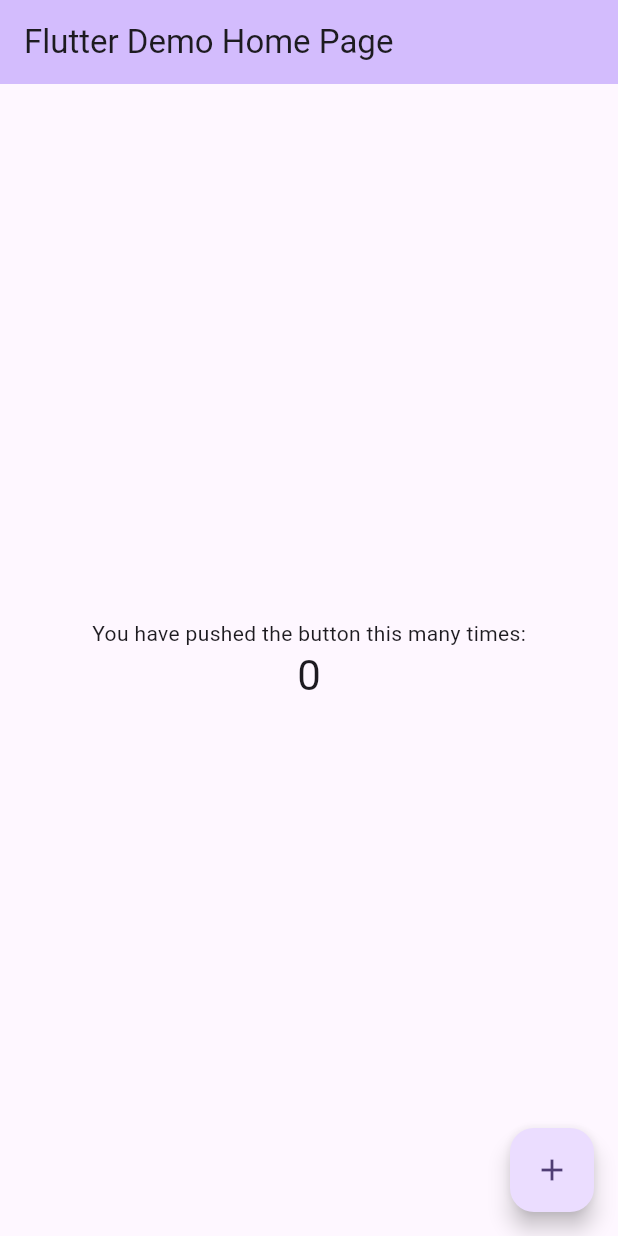
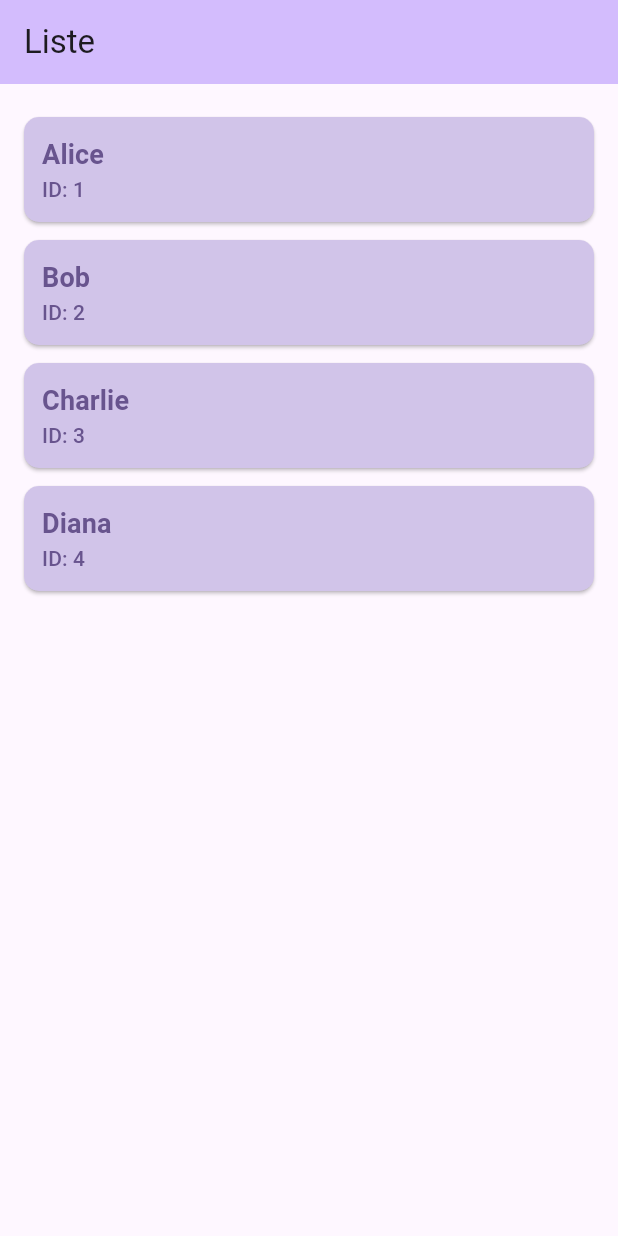
Before and after one commit to NadimJamil/app_mobile_av_5n6, a Flutter app: the screen it shows after launch, on a phone screen of 412 x 824 dp. Run offline on Flutter 3.47's test engine with Material 3 defaults, Android fonts, the phone set to English and light mode, and no system bars.

Commit message:
FCT : Fin liste nav

```diff
--- a/exercicelistenav/lib/main.dart
+++ b/exercicelistenav/lib/main.dart
@@ -1,3 +1,4 @@
+import 'package:exercicelistenav/personPage.dart';
 import 'package:flutter/material.dart';
 
 void main() {
@@ -6,47 +7,26 @@
 
 class MyApp extends StatelessWidget {
   const MyApp({super.key});
-
-  // This widget is the root of your application.
   @override
   Widget build(BuildContext context) {
     return MaterialApp(
       title: 'Flutter Demo',
       theme: ThemeData(
-        // This is the theme of your application.
-        //
-        // TRY THIS: Try running your application with "flutter run". You'll see
-        // the application has a purple toolbar. Then, without quitting the app,
-        // try changing the seedColor in the colorScheme below to Colors.green
-        // and then invoke "hot reload" (save your changes or press the "hot
-        // reload" button in a Flutter-supported IDE, or press "r" if you used
-        // the command line to start the app).
-        //
-        // Notice that the counter didn't reset back to zero; the application
-        // state is not lost during the reload. To reset the state, use hot
-        // restart instead.
-        //
-        // This works for code too, not just values: Most code changes can be
-        // tested with just a hot reload.
         colorScheme: ColorScheme.fromSeed(seedColor: Colors.deepPurple),
       ),
-      home: const MyHomePage(title: 'Flutter Demo Home Page'),
+      home: const MyHomePage(title: 'Liste'),
     );
   }
 }
 
+class Personne{
+  final int id;
+  final String name;
+  Personne({required this.id, required this.name});
+}
+
 class MyHomePage extends StatefulWidget {
   const MyHomePage({super.key, required this.title});
-
-  // This widget is the home page of your application. It is stateful, meaning
-  // that it has a State object (defined below) that contains fields that affect
-  // how it looks.
-
-  // This class is the configuration for the state. It holds the values (in this
-  // case the title) provided by the parent (in this case the App widget) and
-  // used by the build method of the State. Fields in a Widget subclass are
-  // always marked "final".
-
   final String title;
 
   @override
@@ -54,69 +34,64 @@
 }
 
 class _MyHomePageState extends State<MyHomePage> {
-  int _counter = 0;
-
-  void _incrementCounter() {
-    setState(() {
-      // This call to setState tells the Flutter framework that something has
-      // changed in this State, which causes it to rerun the build method below
-      // so that the display can reflect the updated values. If we changed
-      // _counter without calling setState(), then the build method would not be
-      // called again, and so nothing would appear to happen.
-      _counter++;
-    });
-  }
-
+  final List<Personne> personnes = [
+    Personne(id: 1, name: 'Alice'),
+    Personne(id: 2, name: 'Bob'),
+    Personne(id: 3, name: 'Charlie'),
+    Personne(id: 4, name: 'Diana'),
+  ];
   @override
   Widget build(BuildContext context) {
-    // This method is rerun every time setState is called, for instance as done
-    // by the _incrementCounter method above.
-    //
-    // The Flutter framework has been optimized to make rerunning build methods
-    // fast, so that you can just rebuild anything that needs updating rather
-    // than having to individually change instances of widgets.
     return Scaffold(
       appBar: AppBar(
-        // TRY THIS: Try changing the color here to a specific color (to
-        // Colors.amber, perhaps?) and trigger a hot reload to see the AppBar
-        // change color while the other colors stay the same.
         backgroundColor: Theme.of(context).colorScheme.inversePrimary,
-        // Here we take the value from the MyHomePage object that was created by
-        // the App.build method, and use it to set our appbar title.
         title: Text(widget.title),
       ),
-      body: Center(
-        // Center is a layout widget. It takes a single child and positions it
-        // in the middle of the parent.
-        child: Column(
-          // Column is also a layout widget. It takes a list of children and
-          // arranges them vertically. By default, it sizes itself to fit its
-          // children horizontally, and tries to be as tall as its parent.
-          //
-          // Column has various properties to control how it sizes itself and
-          // how it positions its children. Here we use mainAxisAlignment to
-          // center the children vertically; the main axis here is the vertical
-          // axis because Columns are vertical (the cross axis would be
-          // horizontal).
-          //
-          // TRY THIS: Invoke "debug painting" (choose the "Toggle Debug Paint"
-          // action in the IDE, or press "p" in the console), to see the
-          // wireframe for each widget.
-          mainAxisAlignment: MainAxisAlignment.center,
-          children: <Widget>[
-            const Text('You have pushed the button this many times:'),
-            Text(
-              '$_counter',
-              style: Theme.of(context).textTheme.headlineMedium,
-            ),
-          ],
-        ),
+      body: Padding(
+        padding: const EdgeInsets.all(16.0),
+        child: ListView(
+          children: personnes.map((person) {
+            return Container(
+              margin: const EdgeInsets.symmetric(vertical: 6),
+              child: ElevatedButton(
+                style: ElevatedButton.styleFrom(
+                  padding: const EdgeInsets.all(12),
+                  backgroundColor: Colors.deepPurple.shade100,
+                  shape: RoundedRectangleBorder(
+                    borderRadius: BorderRadius.circular(10),
+                  ),
+                ),
+                onPressed: () {
+                  Navigator.push(
+                    context,
+                    MaterialPageRoute(
+                      builder: (context) => personPage(personne: person),
+                    ),
+                  );
+                },
+                child: Row(
+                  children: [
+                    Column(
+                      crossAxisAlignment: CrossAxisAlignment.start,
+                      children: [
+                        Text(
+                          person.name,
+                          style: const TextStyle(
+                            fontSize: 18,
+                            fontWeight: FontWeight.bold,
+                          ),
+                        ),
+                        Text('ID: ${person.id}'),
+                      ],
+                    ),
+                  ],
+                ),
+              ),
+            );
+          }).toList(),
+        )
+
       ),
-      floatingActionButton: FloatingActionButton(
-        onPressed: _incrementCounter,
-        tooltip: 'Increment',
-        child: const Icon(Icons.add),
-      ), // This trailing comma makes auto-formatting nicer for build methods.
     );
   }
 }
```
Also changed, not shown: exercicelistenav/lib/personPage.dart (added, +30 -0 lines).
